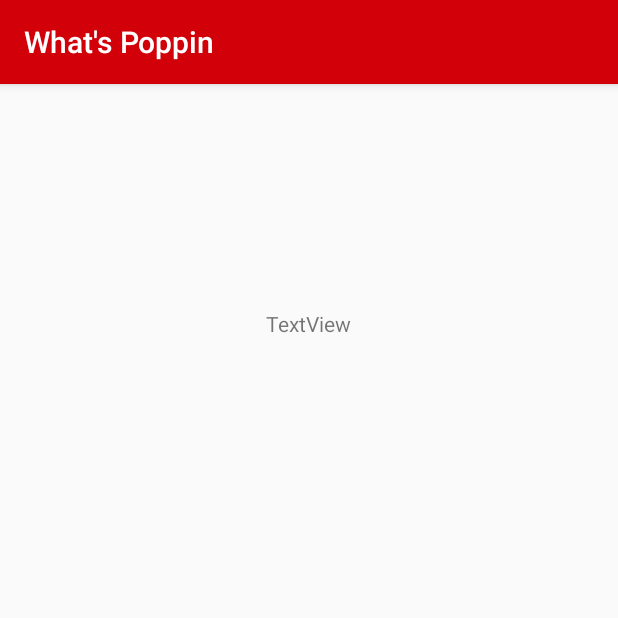
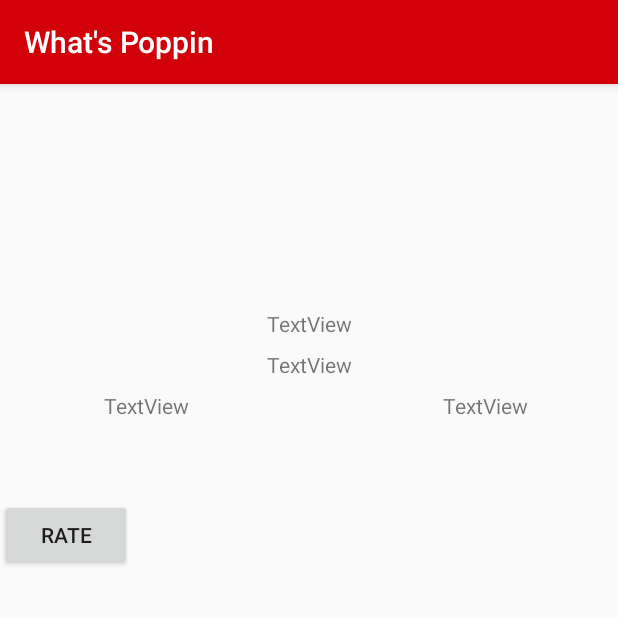
Before and after one commit to cfm155/What-s-Poppin, an Android app: the EventActivity screen opened directly, with no data from a screen before it, on a phone screen of 412 x 824 dp, the top half of it. Run offline under Robolectric (Android 15) with nearby library versions, the phone set to English and light mode, and no system bars; libraries missing offline, so code that uses them is left out: io.realm; 6 statements that could not run were skipped.

Commit message:
Beginning of addition of Ratings screen
Title and fixed things broken with Calendar push, also added to the Event activity screen

```diff
--- a/app/src/main/AndroidManifest.xml
+++ b/app/src/main/AndroidManifest.xml
@@ -17,7 +17,8 @@
                 <category android:name="android.intent.category.LAUNCHER" />
             </intent-filter>
         </activity>
-        <activity android:name=".EventActivity"></activity>
+        <activity android:name=".EventActivity" />
+        <activity android:name=".RatingScreen"></activity>
     </application>
 
 </manifest>
--- a/app/src/main/java/com/example/cartermccall/whatspoppin/Event.java
+++ b/app/src/main/java/com/example/cartermccall/whatspoppin/Event.java
@@ -5,12 +5,21 @@ import java.io.Serializable;
 import io.realm.RealmObject;
 import io.realm.annotations.PrimaryKey;
 
-public class Event extends RealmObject implements Serializable {
+public class Event extends RealmObject {
     @PrimaryKey
     private String title;
     private String date;
     private String location;
     private String time;
+    private String id;
+
+    public String getId() {
+        return id;
+    }
+
+    public void setId(String id) {
+        this.id = id;
+    }
 
     public String getTitle() {
         return title;
--- a/app/src/main/java/com/example/cartermccall/whatspoppin/EventActivity.java
+++ b/app/src/main/java/com/example/cartermccall/whatspoppin/EventActivity.java
@@ -10,21 +10,28 @@ import io.realm.RealmList;
 import io.realm.RealmResults;
 
 public class EventActivity extends AppCompatActivity {
-    private TextView textView;
+    private TextView title;
+    private TextView day;
+    private TextView time;
+    private TextView where;
 
     @Override
     protected void onCreate(Bundle savedInstanceState){
         super.onCreate(savedInstanceState);
         setContentView(R.layout.activity_event);
 
-        textView = (TextView) findViewById(R.id.textView);
-
-        Event event = (Event) getIntent().getSerializableExtra("event");
-        textView.setText(event.getTitle());
+        title = (TextView) findViewById(R.id.eventTitle);
+        day = findViewById(R.id.eventDay);
+        time = findViewById(R.id.eventTime);
+        where = findViewById(R.id.eventWhere);
 
         Realm realm = Realm.getDefaultInstance();
-        final RealmResults<Week> weeks = realm.where(Week.class).findAll();
-
+        String id = getIntent().getStringExtra("event");
+        Event event = realm.where(Event.class).equalTo("id", id).findFirst();
+        title.setText(event.getTitle());
+        day.setText(event.getDate());
+        time.setText(event.getTime());
+        where.setText(event.getLocation());
 
     }
 
--- a/app/src/main/java/com/example/cartermccall/whatspoppin/EventList.java
+++ b/app/src/main/java/com/example/cartermccall/whatspoppin/EventList.java
@@ -54,9 +54,11 @@ public class EventList extends Fragment {
         RecyclerViewClickListener listener = new RecyclerViewClickListener() {
             @Override
             public void onClick(View view, int position) {
-                    Event event = (Event) events.get(position);
+                    //get positions are hardcoded placeholders, eventually replace with get current
+                //  week/day etc.
+                    Event event = (Event) weeks.get(0).listGet(0).getEvent(position);
                     Intent intent = new Intent(view.getContext(), EventActivity.class);
-                    intent.putExtra("event", (Serializable)event);
+                    intent.putExtra("event", event.getId());
                     startActivity(intent);
 
             }
@@ -91,6 +93,7 @@ public class EventList extends Fragment {
                 event1.setDate("October 30");
                 event1.setLocation("A cornfield");
                 event1.setTime("19:30");
+                event1.setId("S&P");
                 sunday.addEvent(event1);
 
                 Event event2 = new Event();
@@ -98,6 +101,7 @@ public class EventList extends Fragment {
                 event2.setDate("October 31");
                 event2.setLocation("A cornfield over");
                 event2.setTime("20:20");
+                event2.setId("MSMP");
                 sunday.addEvent(event2);
 
                 //monday (1)
--- a/app/src/main/res/layout/activity_event.xml
+++ b/app/src/main/res/layout/activity_event.xml
@@ -7,18 +7,67 @@
     android:layout_height="match_parent">
 
     <TextView
-        android:id="@+id/textView"
-        android:layout_width="58dp"
+        android:id="@+id/eventTitle"
+        android:layout_width="wrap_content"
         android:layout_height="wrap_content"
+        android:layout_marginBottom="457dp"
+        android:layout_marginEnd="163dp"
+        android:layout_marginLeft="163dp"
+        android:layout_marginRight="163dp"
         android:layout_marginStart="163dp"
-        android:layout_marginLeft="163dp"
         android:layout_marginTop="8dp"
-        android:layout_marginEnd="163dp"
-        android:layout_marginRight="163dp"
-        android:layout_marginBottom="457dp"
         android:text="TextView"
         app:layout_constraintBottom_toBottomOf="parent"
         app:layout_constraintEnd_toEndOf="parent"
         app:layout_constraintStart_toStartOf="parent"
         app:layout_constraintTop_toTopOf="parent" />
+
+    <TextView
+        android:id="@+id/eventWhere"
+        android:layout_width="wrap_content"
+        android:layout_height="wrap_content"
+        android:layout_marginEnd="8dp"
+        android:layout_marginLeft="8dp"
+        android:layout_marginRight="8dp"
+        android:layout_marginStart="8dp"
+        android:layout_marginTop="8dp"
+        android:text="TextView"
+        app:layout_constraintEnd_toEndOf="parent"
+        app:layout_constraintStart_toStartOf="parent"
+        app:layout_constraintTop_toBottomOf="@+id/eventTitle" />
+
+    <TextView
+        android:id="@+id/eventDay"
+        android:layout_width="wrap_content"
+        android:layout_height="wrap_content"
+        android:layout_marginEnd="108dp"
+        android:layout_marginLeft="8dp"
+        android:layout_marginRight="108dp"
+        android:layout_marginStart="8dp"
+        android:layout_marginTop="8dp"
+        android:text="TextView"
+        app:layout_constraintEnd_toStartOf="@+id/eventTime"
+        app:layout_constraintStart_toStartOf="parent"
+        app:layout_constraintTop_toBottomOf="@+id/eventWhere" />
+
+    <TextView
+        android:id="@+id/eventTime"
+        android:layout_width="wrap_content"
+        android:layout_height="wrap_content"
+        android:layout_marginEnd="60dp"
+        android:layout_marginRight="60dp"
+        android:layout_marginTop="8dp"
+        android:text="TextView"
+        app:layout_constraintEnd_toEndOf="parent"
+        app:layout_constraintTop_toBottomOf="@+id/eventWhere" />
+
+    <Button
+        android:id="@+id/vote"
+        android:layout_width="wrap_content"
+        android:layout_height="0dp"
+        android:layout_marginTop="80dp"
+        android:text="Rate"
+        app:layout_constraintTop_toBottomOf="@+id/eventWhere"
+        tools:layout_editor_absoluteX="148dp" />
+
 </android.support.constraint.ConstraintLayout>
```
